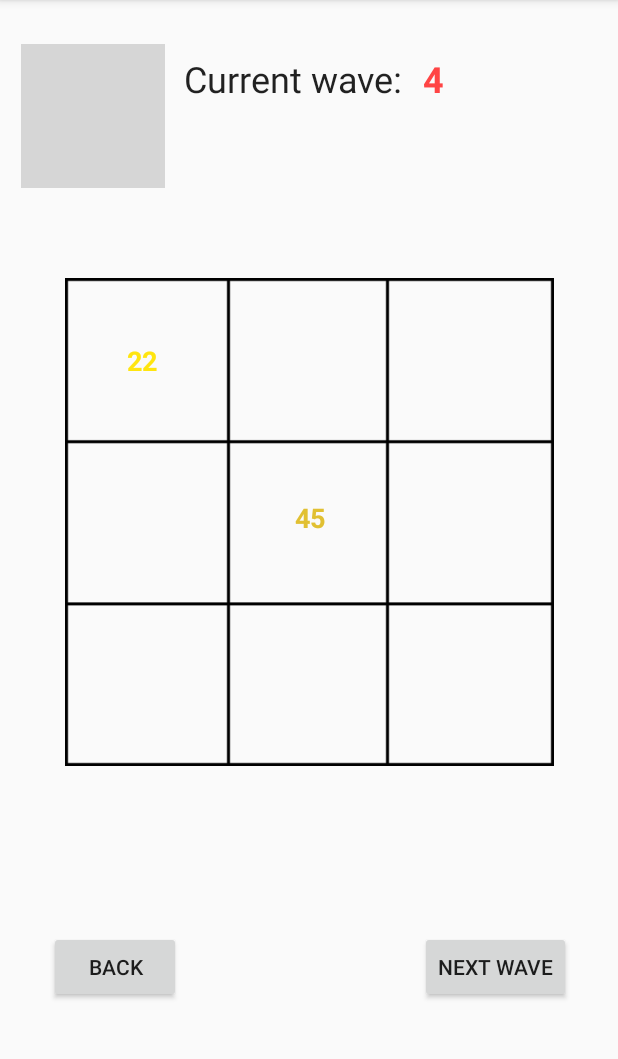
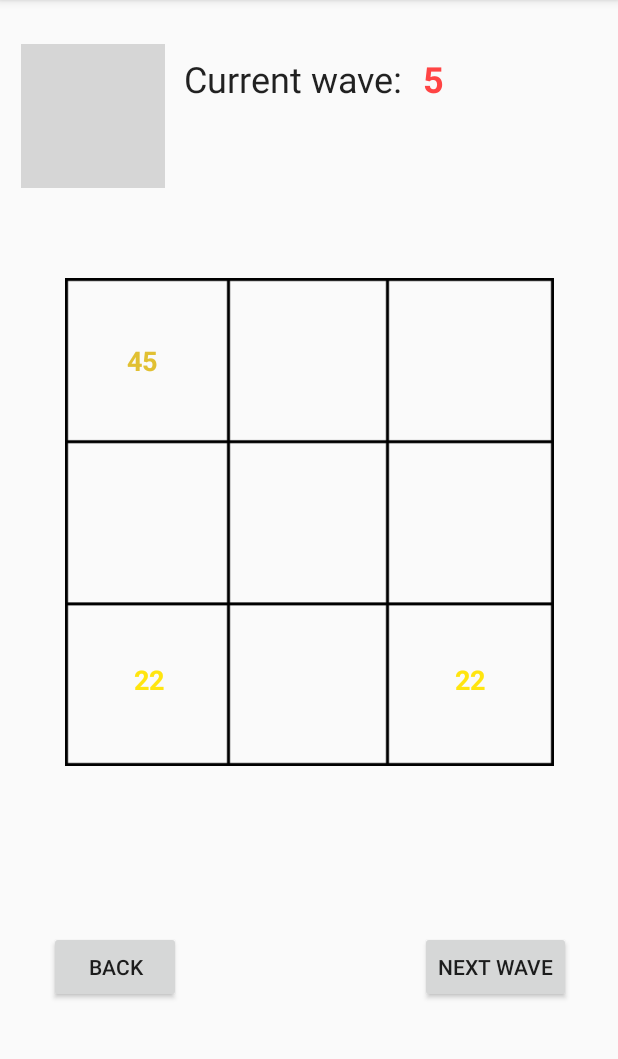
Before and after one commit to wa1id/FightcaveRotations, an Android app: the FinalActivity screen opened directly, with no data from a screen before it, after a tap on "NEXT WAVE", on a phone screen of 412 x 824 dp, the part 84-1143 px from its top. Run offline under Robolectric (Android 15) with nearby library versions, the phone set to English and light mode, and no system bars; grey boxes are pictures that could not be loaded.

Commit message:
Forward and back button works with 1 click now + Jad wave works on handicap waves + Warning cleanup

```diff
--- a/app/src/main/java/com/example/walid/fightcaverotations/FinalActivity.java
+++ b/app/src/main/java/com/example/walid/fightcaverotations/FinalActivity.java
@@ -44,8 +44,6 @@ public class FinalActivity extends AppCompatActivity {
             start = start + 4;
             wave = 5;
             PrintWave(start, wave);
-            wave++;
-            start++;
         }
 
         buttonNextWave.setOnClickListener(new View.OnClickListener() {
@@ -55,10 +53,10 @@ public class FinalActivity extends AppCompatActivity {
                 if (wave >= 63) {
                     //TODO: change button, reset to start, ???
                 } else {
+                    wave++;
+                    start++;
                     clearAllLabelsAndLists();
                     PrintWave(start, wave);
-                    wave++;
-                    start++;
                 }
             }
         });
@@ -79,15 +77,15 @@ public class FinalActivity extends AppCompatActivity {
 
     }
 
-    public List monsters = new ArrayList();
-    public List locations = new ArrayList();
+    private List<String> monsters = new ArrayList<>();
+    private List<String> locations = new ArrayList<>();
 
     private void PrintWave(int start, int wave) {
         TextView textCurrentWave = (TextView) findViewById(R.id.textCurrentWave);
 
         int i = 0;
         int currentWave = wave;
-        textCurrentWave.setText(Integer.toString(wave));
+        textCurrentWave.setText(String.format("%d", wave));
 
         if (currentWave == 63) {
             JadSpawn((start) % 15);
@@ -100,7 +98,6 @@ public class FinalActivity extends AppCompatActivity {
             i++;
         }
         PrintSpawns();
-        return;
     }
 
     private void JadSpawn(int start) {
@@ -187,45 +184,45 @@ public class FinalActivity extends AppCompatActivity {
 
     private void PrintSpawns() {
         for (int j = 0; j < monsters.size(); j++) {
-            switch (locations.get(j).toString()) {
+            switch (locations.get(j)) {
                 case "NW":
                     if (!textNW.getText().equals("")) {
-                        textNW.append(" | " + monsters.get(j).toString());
+                        textNW.append(" | " + monsters.get(j));
                     } else {
-                        textNW.setText(monsters.get(j).toString());
-                        textNW.setTextColor(getColor(monsters.get(j).toString()));
+                        textNW.setText(monsters.get(j));
+                        textNW.setTextColor(getColor(monsters.get(j)));
                     }
                     break;
                 case "South":
                     if (!textSouth.getText().equals("")) {
-                        textSouth.append(" | " + monsters.get(j).toString());
+                        textSouth.append(" | " + monsters.get(j));
                     } else {
-                        textSouth.setText(monsters.get(j).toString());
-                        textSouth.setTextColor(getColor(monsters.get(j).toString()));
+                        textSouth.setText(monsters.get(j));
+                        textSouth.setTextColor(getColor(monsters.get(j)));
                     }
                     break;
                 case "SE":
                     if (!textSE.getText().equals("")) {
-                        textSE.append(" | " + monsters.get(j).toString());
+                        textSE.append(" | " + monsters.get(j));
                     } else {
-                        textSE.setText(monsters.get(j).toString());
-                        textSE.setTextColor(getColor(monsters.get(j).toString()));
+                        textSE.setText(monsters.get(j));
+                        textSE.setTextColor(getColor(monsters.get(j)));
                     }
                     break;
                 case "Center":
                     if (!textCenter.getText().equals("")) {
-                        textCenter.append(" | " + monsters.get(j).toString());
+                        textCenter.append(" | " + monsters.get(j));
                     } else {
-                        textCenter.setText(monsters.get(j).toString());
-                        textCenter.setTextColor(getColor(monsters.get(j).toString()));
+                        textCenter.setText(monsters.get(j));
+                        textCenter.setTextColor(getColor(monsters.get(j)));
                     }
                     break;
                 case "SW":
                     if (!textSW.getText().equals("")) {
-                        textSW.append(" | " + monsters.get(j).toString());
+                        textSW.append(" | " + monsters.get(j));
                     } else {
-                        textSW.setText(monsters.get(j).toString());
-                        textSW.setTextColor(getColor(monsters.get(j).toString()));
+                        textSW.setText(monsters.get(j));
+                        textSW.setTextColor(getColor(monsters.get(j)));
                     }
                     break;
                 default:
```
